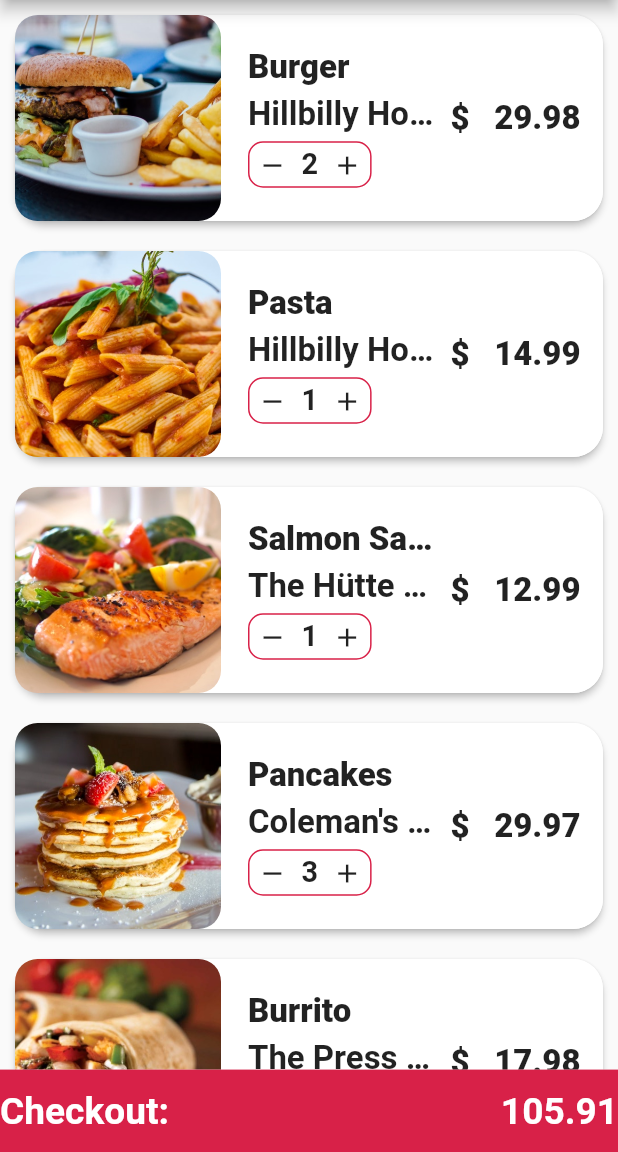
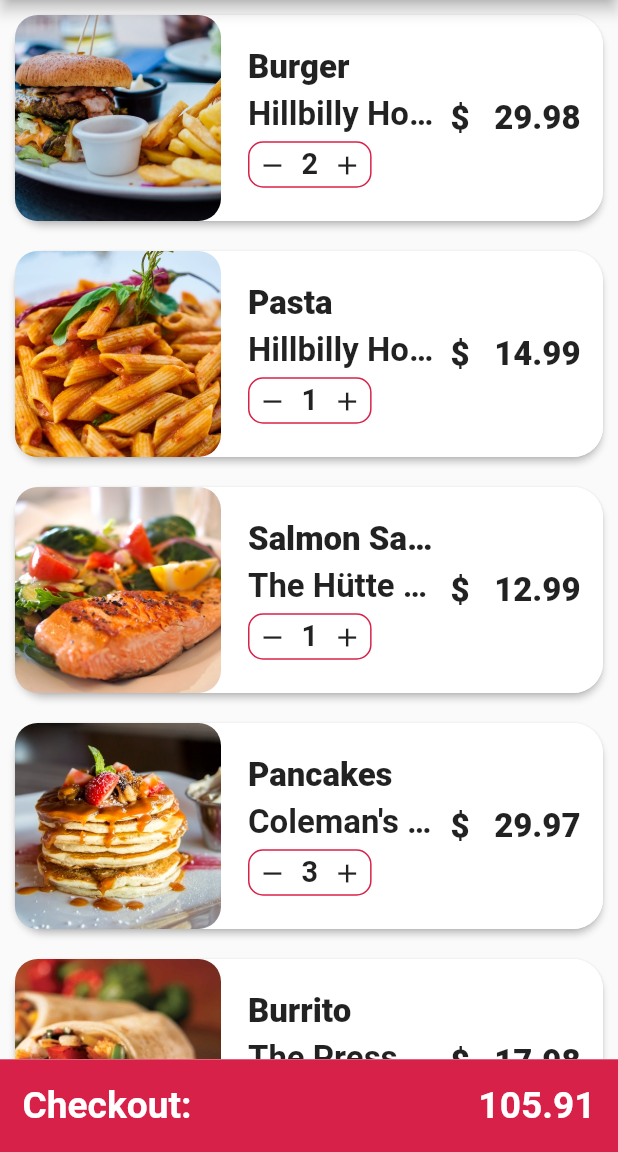
Before and after one commit to Adzumr/Food-Delivery-App-Flutter, a Flutter app: the CartScreen screen opened directly, on a phone screen of 412 x 824 dp, the part 84-1236 px from its top. Run offline on Flutter 3.47's test engine with Material 2 defaults, Android fonts, the phone set to English and light mode, and no system bars; our stand-ins replace sizer.

Commit message:
Update cartScreen.dart

```diff
--- a/lib/screens/cartScreen.dart
+++ b/lib/screens/cartScreen.dart
@@ -145,15 +145,15 @@ class _CartScreenState extends State<CartScreen> {
               },
             ),
           ),
-          SizedBox(height: 40.sp)
+          SizedBox(height: 45.sp)
         ],
       ),
       bottomSheet: InkWell(
         onTap: () {},
         child: Container(
-
+          padding: const EdgeInsets.symmetric(horizontal: 15),
           color: buttonColor,
-          height: 40.sp,
+          height: 45.sp,
           child: Row(
             mainAxisAlignment: MainAxisAlignment.spaceBetween,
             children: [
```
